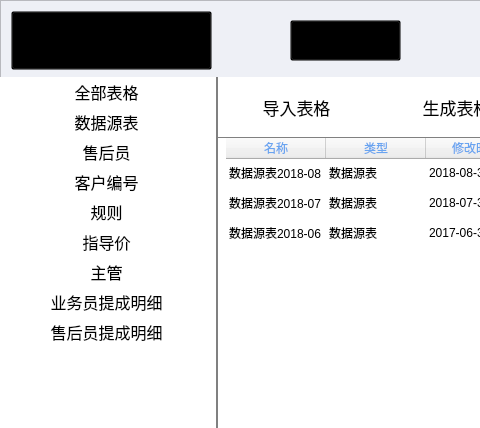
Before: the Qt Designer form manage_widget.ui in Excel-Plugin/CommissionERP, drawn with Qt 5; both pictures show x 0 to 480 and y 0 to 428 of the 1018 by 690 pixel window.
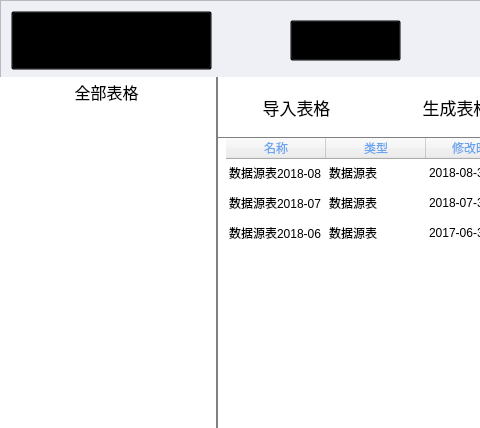
After: the same form once the commit is applied. The open tabs and pages were chosen to show the change. Icons and pictures are not drawn.

Commit message: 将表格类型选择改为了动态的

What changed in the file:
```diff
--- a/manage_widget.ui
+++ b/manage_widget.ui
@@ -64,70 +64,6 @@
        <set>AlignHCenter|AlignVCenter|AlignCenter</set>
       </property>
      </item>
-     <item>
-      <property name="text">
-       <string>数据源表</string>
-      </property>
-      <property name="textAlignment">
-       <set>AlignHCenter|AlignVCenter|AlignCenter</set>
-      </property>
-     </item>
-     <item>
-      <property name="text">
-       <string>售后员</string>
-      </property>
-      <property name="textAlignment">
-       <set>AlignHCenter|AlignVCenter|AlignCenter</set>
-      </property>
-     </item>
-     <item>
-      <property name="text">
-       <string>客户编号</string>
-      </property>
-      <property name="textAlignment">
-       <set>AlignHCenter|AlignVCenter|AlignCenter</set>
-      </property>
-     </item>
-     <item>
-      <property name="text">
-       <string>规则</string>
-      </property>
-      <property name="textAlignment">
-       <set>AlignHCenter|AlignVCenter|AlignCenter</set>
-      </property>
-     </item>
-     <item>
-      <property name="text">
-       <string>指导价</string>
-      </property>
-      <property name="textAlignment">
-       <set>AlignHCenter|AlignVCenter|AlignCenter</set>
-      </property>
-     </item>
-     <item>
-      <property name="text">
-       <string>主管</string>
-      </property>
-      <property name="textAlignment">
-       <set>AlignHCenter|AlignVCenter|AlignCenter</set>
-      </property>
-     </item>
-     <item>
-      <property name="text">
-       <string>业务员提成明细</string>
-      </property>
-      <property name="textAlignment">
-       <set>AlignHCenter|AlignVCenter|AlignCenter</set>
-      </property>
-     </item>
-     <item>
-      <property name="text">
-       <string>售后员提成明细</string>
-      </property>
-      <property name="textAlignment">
-       <set>AlignHCenter|AlignVCenter|AlignCenter</set>
-      </property>
-     </item>
     </widget>
     <widget class="Line" name="vline">
      <property name="geometry">
```
Left out of the diff: 2 changed lines with no effect on the pictures. The commit also changes 1 other file.
